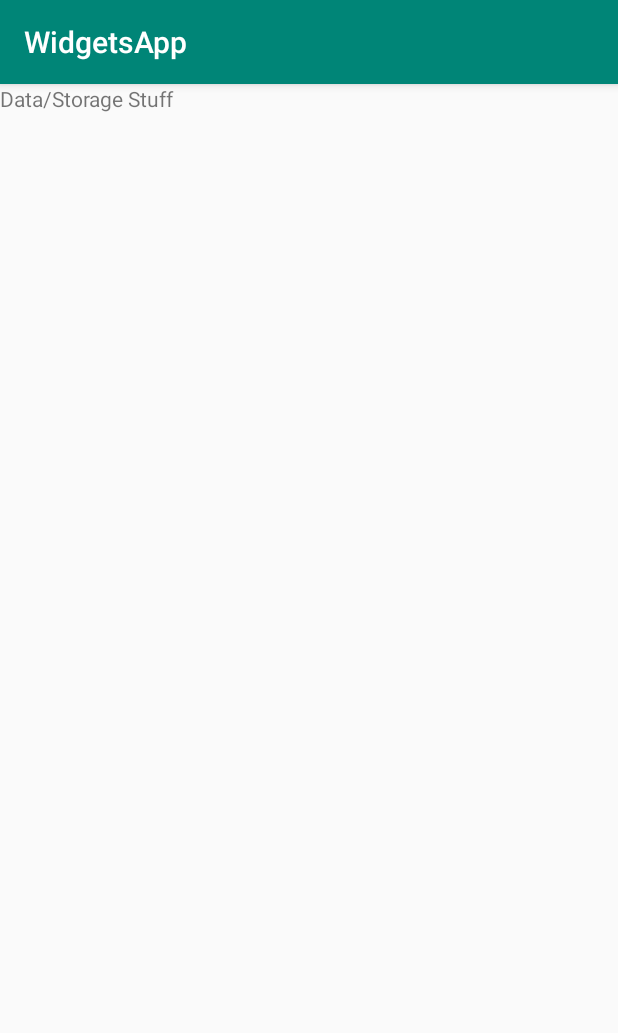
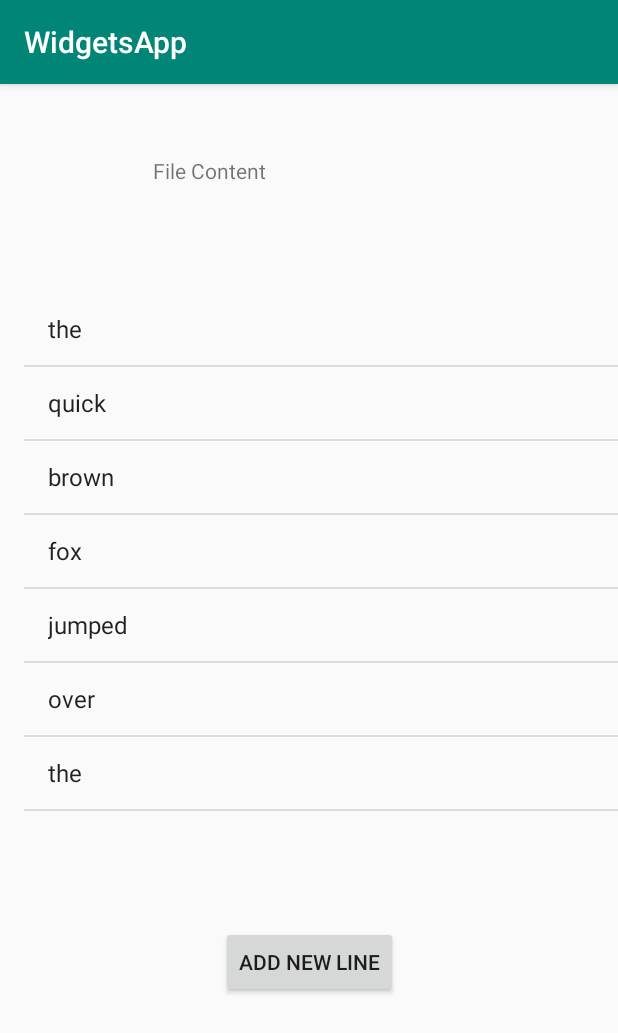
Before and after one commit to bilha-analytics/LearningWithGames, an Android app: the DataStorageActivity screen opened directly, with no data from a screen before it, on a phone screen of 412 x 824 dp. Shown: the top 1033 px of the screen. Run offline under Robolectric (Android 15) with nearby library versions, the phone set to English and light mode, and no system bars.

Commit message:
WidgetsApp @ activities and intents

```diff
--- a/WidgetsApp/app/src/main/AndroidManifest.xml
+++ b/WidgetsApp/app/src/main/AndroidManifest.xml
@@ -9,7 +9,9 @@
         android:roundIcon="@mipmap/ic_launcher_round"
         android:supportsRtl="true"
         android:theme="@style/AppTheme">
-        <activity android:name=".DataStorageActivity"></activity>
+        <activity android:name=".EditWordActivity"></activity>
+        <activity android:name=".AddWordActivity" />
+        <activity android:name=".DataStorageActivity" />
         <activity android:name=".ListsActivity" />
         <activity android:name=".MainActivity">
             <intent-filter>
--- a/WidgetsApp/app/src/main/java/com/example/widgetsapp/DataStorageActivity.kt
+++ b/WidgetsApp/app/src/main/java/com/example/widgetsapp/DataStorageActivity.kt
@@ -1,12 +1,125 @@
 package com.example.widgetsapp
 
+import android.app.Activity
+import android.content.Context
+import android.content.Intent
 import androidx.appcompat.app.AppCompatActivity
 import android.os.Bundle
+import android.util.Log
+import android.view.View
+import android.widget.ArrayAdapter
+import android.widget.TextView
+import android.widget.Toast
+import kotlinx.android.synthetic.main.activity_data_storage.*
+import java.io.BufferedReader
+import java.io.OutputStream
+import java.io.PrintStream
+import java.util.*
+import kotlin.collections.ArrayList
 
 class DataStorageActivity : AppCompatActivity() {
+
+    private val DATA_FILE_NAME = "output.data.txt"
+    private val ADD_WORD_CODE = 123
+    private val EDIT_WORD_CODE = 999
+
+    private val data_model = ArrayList<String>()
+    private lateinit var lsAdapter: ArrayAdapter<String>
 
     override fun onCreate(savedInstanceState: Bundle?) {
         super.onCreate(savedInstanceState)
         setContentView(R.layout.activity_data_storage)
+
+
+
+        // internal storage is private to the app only. Found at /res/raw. Part of jar
+        // external storage is sharable with others
+        readSampleFile()
+
+        setupListModel()
+
+        //instead of println use Log
+        Log.d("Logger.init", ">>>>*******FINISHED onCreate")
     }
+
+    private fun setupListModel(){
+        lsAdapter = ArrayAdapter(this, android.R.layout.simple_list_item_1, data_model )
+        ls_file.adapter = lsAdapter
+
+        ls_file.setOnItemClickListener{ _, item,  index, _ ->
+//            data_model.removeAt( index )
+//            lsAdapter.notifyDataSetChanged()
+            Toast.makeText(this, "Selected list item at $index", Toast.LENGTH_SHORT).show()
+
+            val mintent = Intent(this, EditWordActivity::class.java)
+            mintent.putExtra("dline", "$item")
+            mintent.putExtra("index", index)
+            startActivityForResult(mintent, EDIT_WORD_CODE)
+        }
+
+    }
+    private fun readSampleFile(){
+
+        try{
+            val reader = Scanner(openFileInput(DATA_FILE_NAME) )
+            while (reader.hasNextLine()) {
+                data_model.add(reader.nextLine())
+            }
+            reader.close()
+        }catch (e:Exception ) {
+
+            val reader = Scanner(resources.openRawResource(R.raw.sample_data))
+            while (reader.hasNextLine()) {
+                data_model.add(reader.nextLine())
+            }
+            reader.close()
+        }
+    }
+
+    fun addNewLineButtonClick(view: View){
+        //Opt 1: non-blocking start
+//        startActivity( Intent(this, AddWordActivity::class.java))
+        // this clears it from stack
+//        finish()
+
+        //opt 2: blocking for result
+        startActivityForResult( Intent(this, AddWordActivity::class.java), ADD_WORD_CODE)
+    }
+
+    override fun onActivityResult(requestCode: Int, resultCode: Int, data: Intent?) {
+//        super.onActivityResult(requestCode, resultCode, data)
+        Log.d(">>>>>>>>*****:::: ", "$requestCode | $resultCode | $data")
+        if (requestCode == ADD_WORD_CODE && resultCode == Activity.RESULT_OK) {
+            val newLine = data!!.getStringExtra("newLine")
+            Log.d(">>>>>*******pass.intent", "$newLine")
+            data_model.add(newLine)
+            lsAdapter.notifyDataSetChanged()
+            persistDataToFile()
+
+            feedbackShow("Sentence saved to file!")
+        } else if (requestCode == EDIT_WORD_CODE && resultCode == Activity.RESULT_OK) {
+            val newLine = data!!.getStringExtra("newLine")
+            val index = data.getIntExtra("index", -99)
+            data_model.set(index, newLine)
+            lsAdapter.notifyDataSetChanged()
+            persistDataToFile()
+
+            feedbackShow("Sentence saved to file!")
+        }
+    }
+
+    fun persistDataToFile(){
+        val writer = PrintStream( openFileOutput(DATA_FILE_NAME, Context.MODE_PRIVATE) )
+        for (line in data_model){
+            writer.println( line )
+        }
+        writer.close()
+    }
+
+
+    private fun feedbackShow(msg:String){
+        Toast.makeText(this, "$msg", Toast.LENGTH_SHORT ).show()
+    }
+
+
 }
--- a/WidgetsApp/app/src/main/java/com/example/widgetsapp/MainActivity.kt
+++ b/WidgetsApp/app/src/main/java/com/example/widgetsapp/MainActivity.kt
@@ -26,11 +26,11 @@ class MainActivity : AppCompatActivity() {
 
     fun buttonClick(view:View){
         startActivity( Intent( this@MainActivity, ListsActivity::class.java))
-        finish()
+//        finish()
     }
 
     fun dataButtonClick(view:View){
         startActivity( Intent( this@MainActivity, DataStorageActivity::class.java))
-        finish()
+//        finish()
     }
 }
--- a/WidgetsApp/app/src/main/res/layout/activity_data_storage.xml
+++ b/WidgetsApp/app/src/main/res/layout/activity_data_storage.xml
@@ -7,10 +7,34 @@
     tools:context=".DataStorageActivity">
 
     <TextView
-        android:id="@+id/textView3"
+        android:id="@+id/textView6"
+        android:layout_width="239dp"
+        android:layout_height="67dp"
+        android:layout_marginTop="48dp"
+        android:text="File Content"
+        app:layout_constraintEnd_toEndOf="parent"
+        app:layout_constraintHorizontal_bias="0.59"
+        app:layout_constraintStart_toStartOf="parent"
+        app:layout_constraintTop_toTopOf="parent" />
+
+    <ListView
+        android:id="@+id/ls_file"
+        android:layout_width="407dp"
+        android:layout_height="358dp"
+        android:layout_marginStart="16dp"
+        android:layout_marginLeft="16dp"
+        android:layout_marginTop="24dp"
+        app:layout_constraintStart_toStartOf="parent"
+        app:layout_constraintTop_toBottomOf="@+id/textView6" />
+
+    <Button
+        android:id="@+id/btn_AddNewLine"
         android:layout_width="wrap_content"
         android:layout_height="wrap_content"
-        android:text="Data/Storage Stuff"
-        tools:layout_editor_absoluteX="171dp"
-        tools:layout_editor_absoluteY="42dp" />
+        android:layout_marginTop="64dp"
+        android:onClick="addNewLineButtonClick"
+        android:text="Add new line"
+        app:layout_constraintEnd_toEndOf="parent"
+        app:layout_constraintStart_toStartOf="parent"
+        app:layout_constraintTop_toBottomOf="@+id/ls_file" />
 </androidx.constraintlayout.widget.ConstraintLayout>
```
Also changed, not shown: WidgetsApp/app/src/main/java/com/example/widgetsapp/AddWordActivity.kt (added, +76 -0 lines), WidgetsApp/app/src/main/java/com/example/widgetsapp/EditWordActivity.kt (added, +52 -0 lines), WidgetsApp/app/src/main/java/com/example/widgetsapp/ListsActivity.kt (+40 -2 lines), WidgetsApp/app/src/main/res/layout/activity_add_word.xml (added, +62 -0 lines), WidgetsApp/app/src/main/res/layout/activity_edit_word.xml (added, +45 -0 lines), WidgetsApp/app/src/main/res/raw/sample_data.txt (added, +9 -0 lines).
